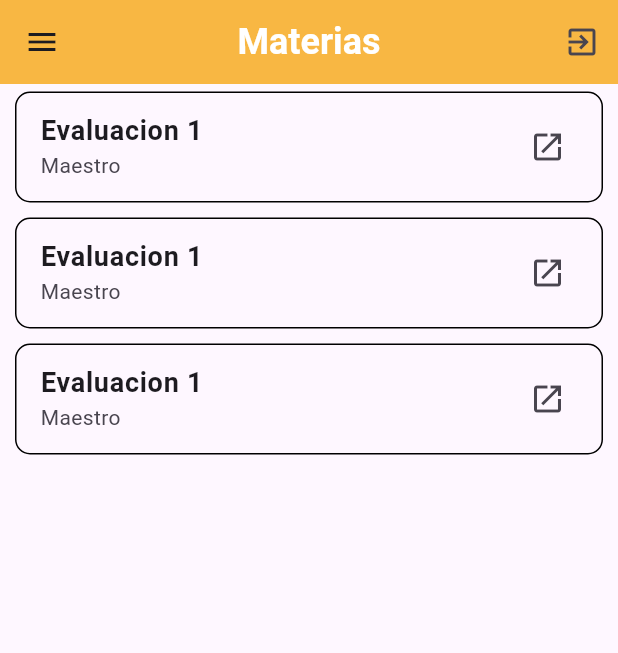
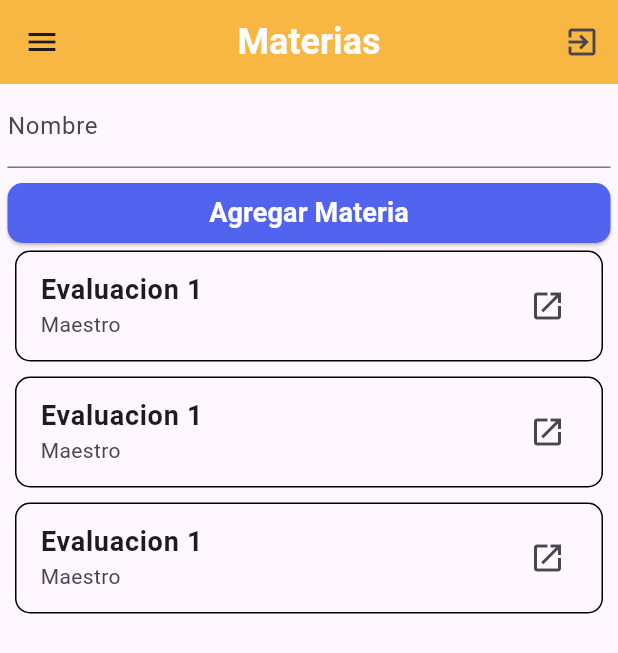
Before and after one commit to Emmanueloz/materias_tareas_udm, a Flutter app: the screen it shows after launch, after a tap on "Iniciar Sesión", on a phone screen of 412 x 824 dp. Shown: the top 653 px of the screen. Run offline on Flutter 3.47's test engine with Material 3 defaults, Android fonts, the phone set to English and light mode, and no system bars; our stand-ins replace bloc, equatable.

Commit message:
seccion de input para agregar tarea, materia

```diff
--- a/lib/screens/materias_page.dart
+++ b/lib/screens/materias_page.dart
@@ -2,6 +2,8 @@ import 'package:flutter/material.dart';
 import 'package:materias_tareas_udm/screens/base_page.dart';
 import 'package:materias_tareas_udm/widgets/card_item.dart';
 import 'package:materias_tareas_udm/widgets/drawer_navigation.dart';
+import 'package:materias_tareas_udm/widgets/full_button.dart';
+import 'package:materias_tareas_udm/widgets/text_input.dart';
 
 class MateriasPage extends StatelessWidget {
   const MateriasPage({super.key});
@@ -13,20 +15,39 @@ class MateriasPage extends StatelessWidget {
       isLogout: true,
       drawer: const DrawerNavigation(),
       body: ListView(
-        children: const [
-          CardItem(
+        children: [
+          Container(
+            padding: const EdgeInsets.symmetric(horizontal: 5),
+            child: Column(
+              children: [
+                const TextInput(
+                    label: 'Nombre', textInputType: TextInputType.text),
+                const Padding(padding: EdgeInsets.symmetric(vertical: 5)),
+                FullButton(
+                  label: "Agregar Materia",
+                  //rgb(82, 99, 239)
+                  backgroundColor: const Color.fromRGBO(82, 99, 239, 1),
+                  color: Colors.white,
+                  onPressed: () {
+                    print('Agregar');
+                  },
+                ),
+              ],
+            ),
+          ),
+          const CardItem(
             id: 1,
             title: "Evaluacion 1",
             subtitle: "Maestro",
             isAnswered: false,
           ),
-          CardItem(
+          const CardItem(
             id: 1,
             title: "Evaluacion 1",
             subtitle: "Maestro",
             isAnswered: false,
           ),
-          CardItem(
+          const CardItem(
             id: 1,
             title: "Evaluacion 1",
             subtitle: "Maestro",
--- /dev/null
+++ b/lib/widgets/full_button.dart
@@ -0,0 +1,39 @@
+import 'package:flutter/material.dart';
+
+class FullButton extends StatelessWidget {
+  final String label;
+  final Color backgroundColor;
+  final Color color;
+  final VoidCallback onPressed;
+  const FullButton({
+    super.key,
+    required this.label,
+    required this.color,
+    required this.backgroundColor,
+    required this.onPressed,
+  });
+
+  @override
+  Widget build(BuildContext context) {
+    return SizedBox(
+      width: double.infinity,
+      height: 40,
+      child: ElevatedButton(
+        onPressed: onPressed,
+        style: ElevatedButton.styleFrom(
+          backgroundColor: backgroundColor,
+          shape: const RoundedRectangleBorder(
+            borderRadius: BorderRadius.all(
+              Radius.circular(10),
+            ),
+          ),
+        ),
+        child: Text(
+          label,
+          style: TextStyle(
+              color: color, fontWeight: FontWeight.bold, fontSize: 18),
+        ),
+      ),
+    );
+  }
+}
```
Also changed, not shown: lib/screens/tareas_page.dart (+27 -5 lines), lib/widgets/drawer_navigation.dart (+6 -8 lines).
